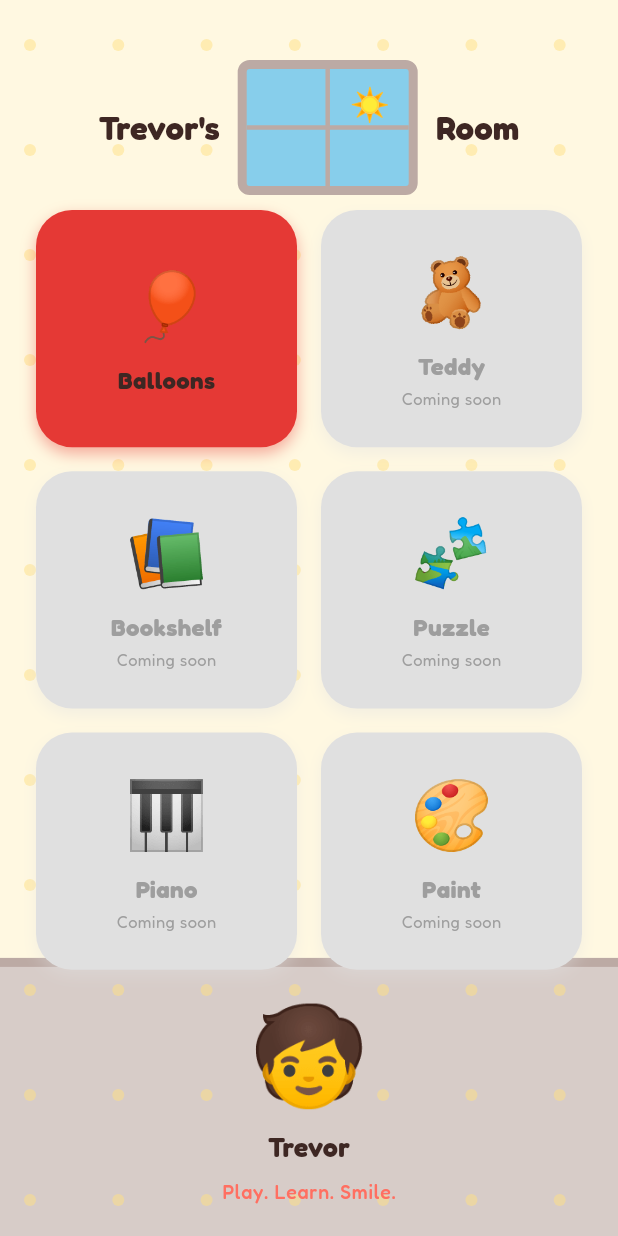
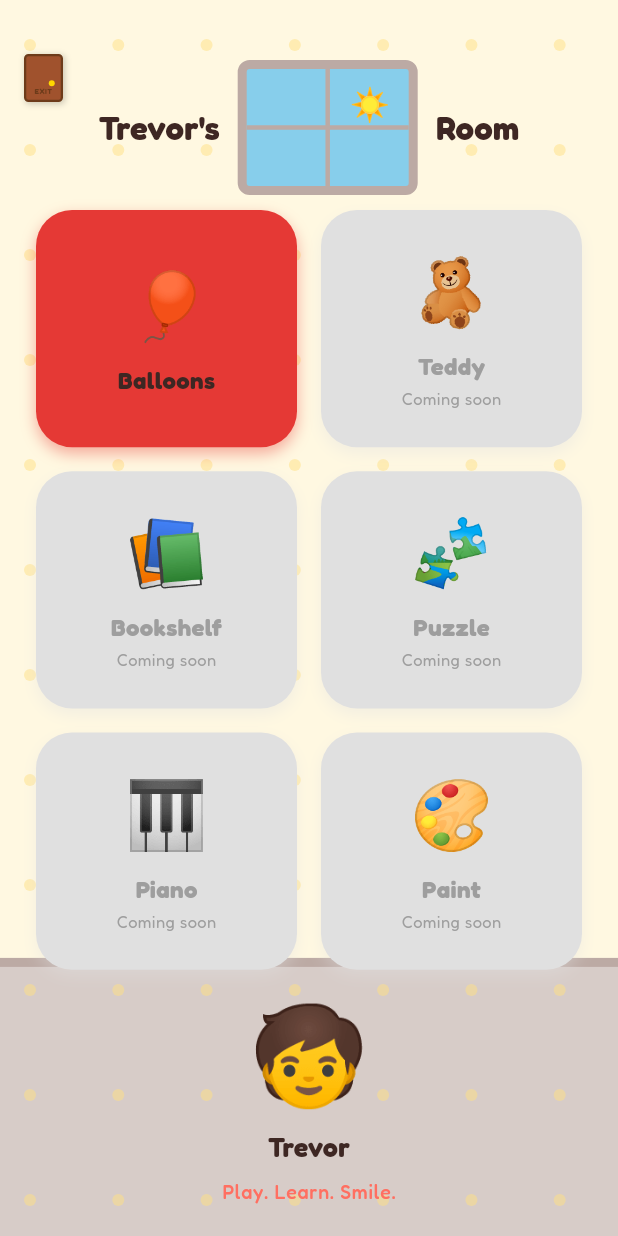
Before and after one commit to vector-gru/trevor, a Flutter app: the screen it shows after launch, on a phone screen of 412 x 824 dp. Run offline on Flutter 3.47's test engine with Material 3 defaults, Android fonts, the phone set to English and light mode, and no system bars; our stand-ins replace audioplayers, flutter_riverpod, go_router, hive_flutter; missing offline and left inert: flutter_soloud; accounts and stored records are empty.

Commit message:
feat: added icon and exit door

```diff
--- a/apps/trevor_app/lib/features/room/room_screen.dart
+++ b/apps/trevor_app/lib/features/room/room_screen.dart
@@ -1,5 +1,7 @@
 import 'dart:async';
+import 'dart:io';
 import 'package:flutter/material.dart';
+import 'package:flutter/services.dart';
 import 'package:flutter_riverpod/flutter_riverpod.dart';
 import 'package:go_router/go_router.dart';
 import 'package:shared_audio/shared_audio.dart';
@@ -115,6 +117,9 @@ class _RoomScreenState extends ConsumerState<RoomScreen> {
             right: 0,
             child: Center(child: _TrevorCharacter()),
           ),
+
+          // Exit door (top left)
+          Positioned(top: 36, left: 16, child: _ExitDoor()),
         ],
       ),
     );
@@ -398,3 +403,139 @@ class _TrevorCharacterState extends State<_TrevorCharacter>
     );
   }
 }
+
+/// Small door widget in the top-left corner of the room.
+/// Tapping it shows a quit-confirmation dialog.
+class _ExitDoor extends StatelessWidget {
+  const _ExitDoor();
+
+  Future<void> _showQuitDialog(BuildContext context) async {
+    final quit = await showDialog<bool>(
+      context: context,
+      barrierDismissible: true,
+      builder: (ctx) => AlertDialog(
+        shape: RoundedRectangleBorder(borderRadius: BorderRadius.circular(20)),
+        backgroundColor: const Color(0xFFFFF8E1),
+        title: const Row(
+          children: [
+            Text('🚪', style: TextStyle(fontSize: 28)),
+            SizedBox(width: 8),
+            Text(
+              'Leaving already?',
+              style: TextStyle(
+                fontSize: 18,
+                fontWeight: FontWeight.w700,
+                color: TrevorColors.textDark,
+              ),
+            ),
+          ],
+        ),
+        content: const Text(
+          'Are you sure you want to quit?',
+          style: TextStyle(fontSize: 15, color: TrevorColors.textDark),
+        ),
+        actionsPadding: const EdgeInsets.symmetric(
+          horizontal: 16,
+          vertical: 12,
+        ),
+        actions: [
+          TextButton(
+            onPressed: () => Navigator.of(ctx).pop(false),
+            child: const Text(
+              'Stay 🧒',
+              style: TextStyle(
+                fontSize: 15,
+                fontWeight: FontWeight.w600,
+                color: TrevorColors.coral,
+              ),
+            ),
+          ),
+          ElevatedButton(
+            style: ElevatedButton.styleFrom(
+              backgroundColor: TrevorColors.coral,
+              shape: RoundedRectangleBorder(
+                borderRadius: BorderRadius.circular(12),
+              ),
+            ),
+            onPressed: () => Navigator.of(ctx).pop(true),
+            child: const Text(
+              'Quit',
+              style: TextStyle(
+                fontSize: 15,
+                fontWeight: FontWeight.w700,
+                color: Colors.white,
+              ),
+            ),
+          ),
+        ],
+      ),
+    );
+
+    if (quit == true) {
+      if (Platform.isAndroid) {
+        SystemNavigator.pop();
+      } else {
+        exit(0);
+      }
+    }
+  }
+
+  @override
+  Widget build(BuildContext context) {
+    return Tooltip(
+      message: 'Exit',
+      child: GestureDetector(
+        onTap: () => _showQuitDialog(context),
+        child: Container(
+          width: 26,
+          height: 32,
+          decoration: BoxDecoration(
+            color: const Color(0xFFA0522D), // door brown
+            borderRadius: BorderRadius.circular(3),
+            border: Border.all(color: const Color(0xFF6D3B1A), width: 1.5),
+            boxShadow: [
+              BoxShadow(
+                color: Colors.black.withValues(alpha: 0.2),
+                blurRadius: 3,
+                offset: const Offset(1, 1),
+              ),
+            ],
+          ),
+          child: Stack(
+            children: [
+              // Door knob
+              Positioned(
+                right: 4,
+                bottom: 9,
+                child: Container(
+                  width: 4,
+                  height: 4,
+                  decoration: const BoxDecoration(
+                    color: Color(0xFFFFD700),
+                    shape: BoxShape.circle,
+                  ),
+                ),
+              ),
+              // "EXIT" micro label
+              const Positioned(
+                bottom: 2,
+                left: 0,
+                right: 0,
+                child: Text(
+                  'EXIT',
+                  textAlign: TextAlign.center,
+                  style: TextStyle(
+                    fontSize: 5,
+                    fontWeight: FontWeight.w800,
+                    color: Color(0xFF6D3B1A),
+                    letterSpacing: 0.3,
+                  ),
+                ),
+              ),
+            ],
+          ),
+        ),
+      ),
+    );
+  }
+}
```
Also changed, not shown: apps/trevor_app/pubspec.yaml (+12 -0 lines), apps/trevor_app/pubspec.lock, assets/images/icon/trevor_icon.png (added), assets/images/icon/trevor_icon.svg (added), 37 other files.
